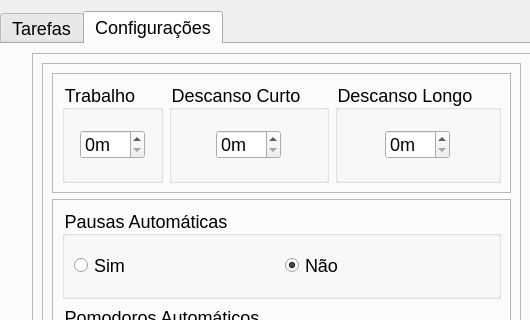
Nbdyleto/PySide6_Self_TCC, file functions/new_pomodoro/new_pomodoro_page.ui: the form before one commit; both pictures show x 118 to 648 and y 0 to 320 of the 800 by 600 pixel window.
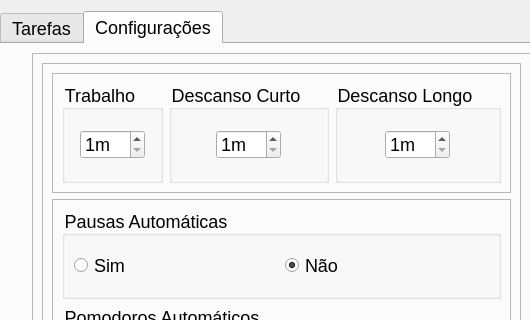
The form after the commit. The open tabs and pages were chosen to show the change.

Commit message: [charts/pomodoro] solving limit value bug and trying to plot data

```diff
--- a/functions/new_pomodoro/new_pomodoro_page.ui
+++ b/functions/new_pomodoro/new_pomodoro_page.ui
@@ -538,8 +538,11 @@
                      <property name="suffix">
                       <string>m</string>
                      </property>
+                     <property name="minimum">
+                      <number>1</number>
+                     </property>
                      <property name="maximum">
-                      <number>360</number>
+                      <number>59</number>
                      </property>
                     </widget>
                    </item>
@@ -563,8 +566,11 @@
                      <property name="suffix">
                       <string>m</string>
                      </property>
+                     <property name="minimum">
+                      <number>1</number>
+                     </property>
                      <property name="maximum">
-                      <number>360</number>
+                      <number>59</number>
                      </property>
                     </widget>
                    </item>
@@ -588,6 +594,9 @@
                      <property name="suffix">
                       <string>m</string>
                      </property>
+                     <property name="minimum">
+                      <number>1</number>
+                     </property>
                      <property name="maximum">
                       <number>360</number>
                      </property>
```
Left out of the diff: 2 changed lines with no effect on the pictures. The commit also changes 7 other files.
